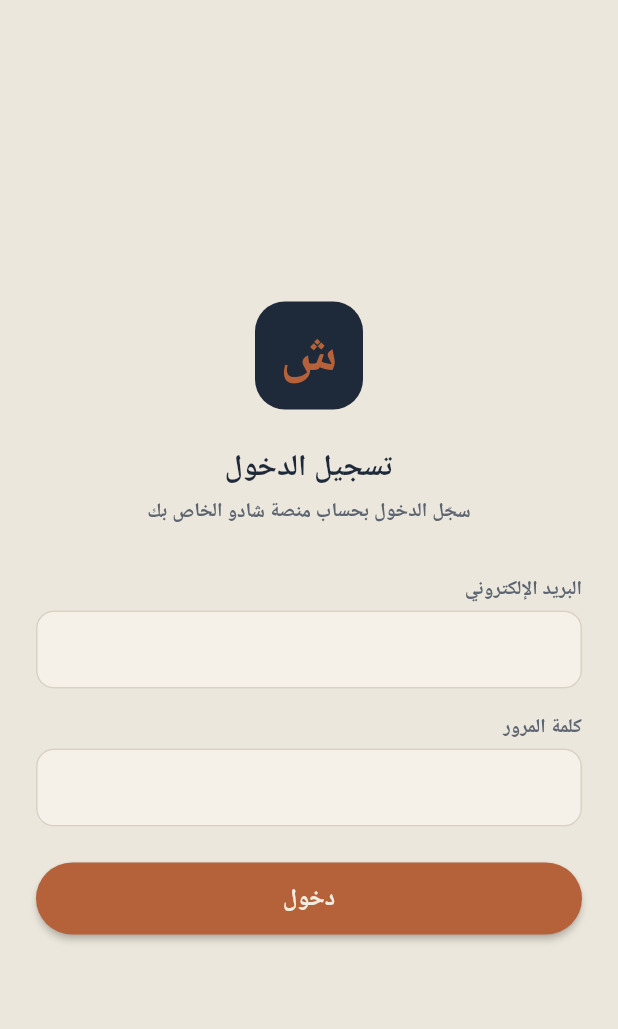
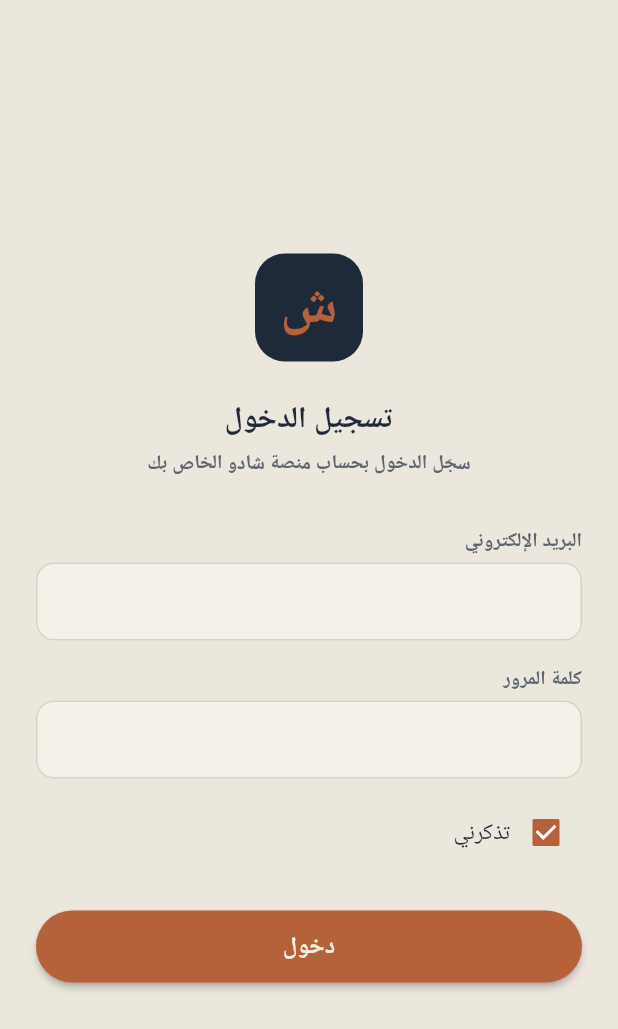
Before and after one commit to MohammedAlkaf1/SHADOW, a Flutter app: the screen it shows after launch, on a phone screen of 412 x 824 dp. Shown: the top 1029 px of the screen. Run offline on Flutter 3.47's test engine with Material 3 defaults, Android fonts, the phone set to English and light mode, and no system bars; our stand-ins replace auto_size_text, cached_network_image, cloud_firestore, easy_localization, file_picker, firebase_core and 14 more; missing offline and left inert: dart:js, json_path, record, syncfusion_flutter_pdf; accounts and stored records are empty; Roboto replaces fonts that are missing (Tajawal).

Commit message:
feat(auth): "remember me" via secure-stored refresh token
Platform check (no backend changes needed): POST /auth/login already
returns {accessToken, refreshToken} with a 1h/30d lifetime split
(D:\Shadow\platform\src\lib\mobile-jwt.ts), and POST /auth/refresh
already accepts {refreshToken} and returns a new {accessToken}
(src/app/api/auth/refresh/route.ts) — exactly the shape this app's
PlatformClient already assumed. One caveat worth knowing: the platform
doesn't rotate or DB-track refresh tokens, so there's no server-side
revocation — sign-out (both here and there) is client-side only, a
refresh token remains valid for its full 30 days if it ever leaked.
Not a blocker for this feature, just a known limitation.

App changes:
- Added flutter_secure_storage. AppPrefs now persists the refresh
  token there (Keystore/Keychain-backed), never in SharedPreferences —
  it's long-lived credential material, not a plain app setting.
- The access token is no longer persisted anywhere; PlatformClient
  holds it in a static in-memory field for the current process only.
- PlatformClient.login() takes a required `rememberMe` flag: true
  stores the refresh token, false clears any previously-remembered one
  (a deliberate "don't remember me" this time overrides an earlier
  choice). The password is never stored, in either case.
- Added PlatformClient.tryRestoreSession(), called from the splash
  screen instead of the old isLoggedIn check: exchanges a stored
  refresh token for a fresh access token silently, clears it if the
  platform rejects it, and only then falls through to the login
  screen.
- logout() clears both the in-memory access token and the persisted
  refresh token unconditionally, regardless of whether "remember me"
  was ever used.
- Login screen gets a "تذكرني" checkbox (default on) next to the
  password field.

Co-Authored-By: Claude Sonnet 5 <noreply@anthropic.com>

```diff
--- a/lib/pages/login/login_widget.dart
+++ b/lib/pages/login/login_widget.dart
@@ -33,6 +33,7 @@ class _LoginWidgetState extends State<LoginWidget> {
   final _passwordController = TextEditingController();
   bool _loading = false;
   String? _error;
+  bool _rememberMe = true;
 
   @override
   void dispose() {
@@ -54,7 +55,11 @@ class _LoginWidgetState extends State<LoginWidget> {
       _error = null;
     });
 
-    final loginResult = await PlatformClient.login(email, password);
+    final loginResult = await PlatformClient.login(
+      email,
+      password,
+      rememberMe: _rememberMe,
+    );
     if (!mounted) return;
 
     if (!loginResult.isSuccess) {
@@ -137,6 +142,29 @@ class _LoginWidgetState extends State<LoginWidget> {
                     label: 'كلمة المرور',
                     controller: _passwordController,
                     obscureText: true,
+                  ),
+                  const SizedBox(height: AppSpacing.sm),
+                  a11yButton(
+                    label: 'تذكرني',
+                    child: InkWell(
+                      onTap: () =>
+                          setState(() => _rememberMe = !_rememberMe),
+                      child: Padding(
+                        padding:
+                            const EdgeInsets.symmetric(vertical: AppSpacing.xs),
+                        child: Row(
+                          children: [
+                            Checkbox(
+                              value: _rememberMe,
+                              activeColor: AppColors.terracotta,
+                              onChanged: (value) =>
+                                  setState(() => _rememberMe = value ?? true),
+                            ),
+                            Text('تذكرني', style: AppText.body()),
+                          ],
+                        ),
+                      ),
+                    ),
                   ),
                   if (_error != null) ...[
                     const SizedBox(height: AppSpacing.md),
--- a/lib/services/app_prefs.dart
+++ b/lib/services/app_prefs.dart
@@ -2,14 +2,19 @@
 //
 // Originally: nothing here left the device (quick-contact number, first-run
 // consent flag, transcript retention — no accounts, no backend). As of the
-// platform integration, this also caches the platform session (JWTs), the
-// last successfully-fetched student profile/directives (for offline-first
-// use), and a locally-queued batch of not-yet-sent usage events. This file
-// only ever stores/reads locally — the actual network calls live in
-// platform_client.dart.
+// platform integration, this also caches the last successfully-fetched
+// student profile/directives (for offline-first use) and a locally-queued
+// batch of not-yet-sent usage events. This file only ever stores/reads
+// locally — the actual network calls live in platform_client.dart.
+//
+// The platform session's refresh token ("remember me") is the one thing
+// deliberately NOT kept here — see the secure-storage section below. The
+// access token isn't persisted anywhere at all; PlatformClient holds it
+// in memory for the running app session only.
 
 import 'dart:convert';
 
+import 'package:flutter_secure_storage/flutter_secure_storage.dart';
 import 'package:shared_preferences/shared_preferences.dart';
 
 class AppPrefs {
@@ -18,8 +23,6 @@ class AppPrefs {
   static const _kQuickContact = 'quick_contact_number';
   static const _kRetentionDays = 'transcript_retention_days';
   static const _kAiConsent = 'ai_consent';
-  static const _kAccessToken = 'platform_access_token';
-  static const _kRefreshToken = 'platform_refresh_token';
   static const _kCachedProfileJson = 'platform_cached_profile_json';
   static const _kQueuedEventsJson = 'platform_queued_events_json';
   static const _kAppLanguage = 'app_language';
@@ -115,29 +118,28 @@ class AppPrefs {
     await (await _prefs).remove(_kQuickContact);
   }
 
-  // ── Platform session (JWTs) ─────────────────────────────────────────────
+  // ── Platform session — "remember me" refresh token only ────────────────
+  //
+  // The access token (1h-lived) is never written to disk anywhere — it only
+  // ever lives in PlatformClient's in-memory field for the current app
+  // process. The refresh token (30d-lived) is the one piece of persisted
+  // auth state, and only when the student checked "remember me" at login;
+  // it goes into flutter_secure_storage (Android Keystore / iOS Keychain),
+  // never SharedPreferences, since that's plain-text on disk and this is
+  // long-lived credential material. The password itself is never stored
+  // anywhere, at any point, under any setting.
 
-  static Future<String?> getAccessToken() async =>
-      (await _prefs).getString(_kAccessToken);
+  static const _kRefreshToken = 'platform_refresh_token';
+  static const _secureStorage = FlutterSecureStorage();
 
-  static Future<void> setAccessToken(String token) async =>
-      (await _prefs).setString(_kAccessToken, token);
+  static Future<String?> getRefreshToken() =>
+      _secureStorage.read(key: _kRefreshToken);
 
-  static Future<String?> getRefreshToken() async =>
-      (await _prefs).getString(_kRefreshToken);
+  static Future<void> setRefreshToken(String token) =>
+      _secureStorage.write(key: _kRefreshToken, value: token);
 
-  static Future<void> setRefreshToken(String token) async =>
-      (await _prefs).setString(_kRefreshToken, token);
-
-  /// Clears the platform session (logout) — does NOT clear the cached
-  /// profile/directives or queued events, so the app keeps working
-  /// offline-first with the last-known-good state until the student logs
-  /// back in.
-  static Future<void> clearSession() async {
-    final prefs = await _prefs;
-    await prefs.remove(_kAccessToken);
-    await prefs.remove(_kRefreshToken);
-  }
+  static Future<void> clearRefreshToken() =>
+      _secureStorage.delete(key: _kRefreshToken);
 
   // ── Cached platform profile (offline-first) ─────────────────────────────
 
--- a/lib/services/platform_client.dart
+++ b/lib/services/platform_client.dart
@@ -79,12 +79,27 @@ class PlatformClient {
   static final List<Map<String, dynamic>> _memoryQueue = [];
   static bool _memoryQueueLoaded = false;
 
+  // In-memory only — never written to disk. Lives for as long as the app
+  // process does; a fresh cold start always begins with this null, and (if
+  // "remember me" was on) tryRestoreSession() repopulates it from the
+  // persisted refresh token before the student ever sees a login screen.
+  static String? _accessToken;
+
   // ── Auth ─────────────────────────────────────────────────────────────
 
   static Uri _uri(String path) => Uri.parse('$kPlatformBaseUrl$path');
 
+  /// [rememberMe]: if true, the platform's refresh token (30-day-lived) is
+  /// persisted to secure storage so [tryRestoreSession] can silently renew
+  /// the session on the next cold start. If false, nothing survives this
+  /// app process — and any refresh token remembered by a previous login is
+  /// explicitly cleared, since this login is a deliberate "don't remember
+  /// me" choice. The password itself is never persisted either way.
   static Future<PlatformResult<void>> login(
-      String email, String password) async {
+    String email,
+    String password, {
+    required bool rememberMe,
+  }) async {
     try {
       final response = await http
           .post(
@@ -101,8 +116,12 @@ class PlatformClient {
 
       final body = jsonDecode(utf8.decode(response.bodyBytes))
           as Map<String, dynamic>;
-      await AppPrefs.setAccessToken(body['accessToken'] as String);
-      await AppPrefs.setRefreshToken(body['refreshToken'] as String);
+      _accessToken = body['accessToken'] as String;
+      if (rememberMe) {
+        await AppPrefs.setRefreshToken(body['refreshToken'] as String);
+      } else {
+        await AppPrefs.clearRefreshToken();
+      }
       return const PlatformResult.success(null);
     } catch (e) {
       debugPrint('⚠️ PlatformClient.login failed: $e');
@@ -111,6 +130,10 @@ class PlatformClient {
     }
   }
 
+  /// Exchanges the persisted refresh token (if any) for a new access token.
+  /// The platform's /auth/refresh does not rotate the refresh token itself
+  /// (it only returns a new accessToken), so the stored refresh token is
+  /// left as-is on success.
   static Future<bool> refreshToken() async {
     final refresh = await AppPrefs.getRefreshToken();
     if (refresh == null) return false;
@@ -125,7 +148,7 @@ class PlatformClient {
       if (response.statusCode != 200) return false;
       final body = jsonDecode(utf8.decode(response.bodyBytes))
           as Map<String, dynamic>;
-      await AppPrefs.setAccessToken(body['accessToken'] as String);
+      _accessToken = body['accessToken'] as String;
       return true;
     } catch (e) {
       debugPrint('⚠️ PlatformClient.refreshToken failed: $e');
@@ -133,11 +156,28 @@ class PlatformClient {
     }
   }
 
-  static Future<bool> get isLoggedIn async =>
-      (await AppPrefs.getAccessToken()) != null;
+  /// Called once on app startup (splash screen), before ever showing the
+  /// login screen. Silently renews the session from the persisted "remember
+  /// me" refresh token, if one exists. Returns false (and clears the stale
+  /// refresh token) if none is stored, or if the stored one is rejected —
+  /// either way the caller then shows a normal login screen.
+  static Future<bool> tryRestoreSession() async {
+    if (_accessToken != null) return true;
+    final restored = await refreshToken();
+    if (!restored) await AppPrefs.clearRefreshToken();
+    return restored;
+  }
 
+  /// Whether this running app process currently holds an access token —
+  /// true immediately after [login] or a successful [tryRestoreSession],
+  /// false at the start of every fresh process until one of those runs.
+  static Future<bool> get isLoggedIn async => _accessToken != null;
+
+  /// Clears both the in-memory access token and the persisted refresh
+  /// token, regardless of whether "remember me" was ever used.
   static Future<void> logout() async {
-    await AppPrefs.clearSession();
+    _accessToken = null;
+    await AppPrefs.clearRefreshToken();
     _flushTimer?.cancel();
     _flushTimer = null;
   }
@@ -215,7 +255,7 @@ class PlatformClient {
     await _ensureQueueLoaded();
     if (_memoryQueue.isEmpty) return;
 
-    final token = await AppPrefs.getAccessToken();
+    final token = _accessToken;
     if (token == null) return; // not logged in — nothing to flush against
 
     final batch = List<Map<String, dynamic>>.from(_memoryQueue);
@@ -266,7 +306,7 @@ class PlatformClient {
   /// token refresh on 401. Returns null on any failure (network error,
   /// non-200 after retry, etc.) — callers fall back to cache.
   static Future<Map<String, dynamic>?> _authedGet(String path) async {
-    final token = await AppPrefs.getAccessToken();
+    final token = _accessToken;
     if (token == null) return null;
 
     try {
@@ -278,10 +318,9 @@ class PlatformClient {
       if (response.statusCode == 401) {
         final refreshed = await refreshToken();
         if (!refreshed) return null;
-        final newToken = await AppPrefs.getAccessToken();
         response = await http.get(
           _uri(path),
-          headers: {'Authorization': 'Bearer $newToken'},
+          headers: {'Authorization': 'Bearer $_accessToken'},
         ).timeout(const Duration(seconds: 15));
       }
 
--- a/pubspec.yaml
+++ b/pubspec.yaml
@@ -99,6 +99,10 @@ dependencies:
   # code-generation step, matching this project's existing "no new build
   # tooling" constraint (AGENTS.md).
   easy_localization: ^3.0.7
+  # Encrypted-at-rest storage (Android Keystore / iOS Keychain) for the
+  # "remember me" refresh token — deliberately not SharedPreferences, since
+  # that's plain-text and this is long-lived (30-day) authentication data.
+  flutter_secure_storage: ^10.3.1
 
   # The following adds the Cupertino Icons font to your application.
   # Use with the CupertinoIcons class for iOS style icons.
```
Also changed, not shown: lib/pages/splash_screen/splash_screen_widget.dart (+8 -6 lines), pubspec.lock.
